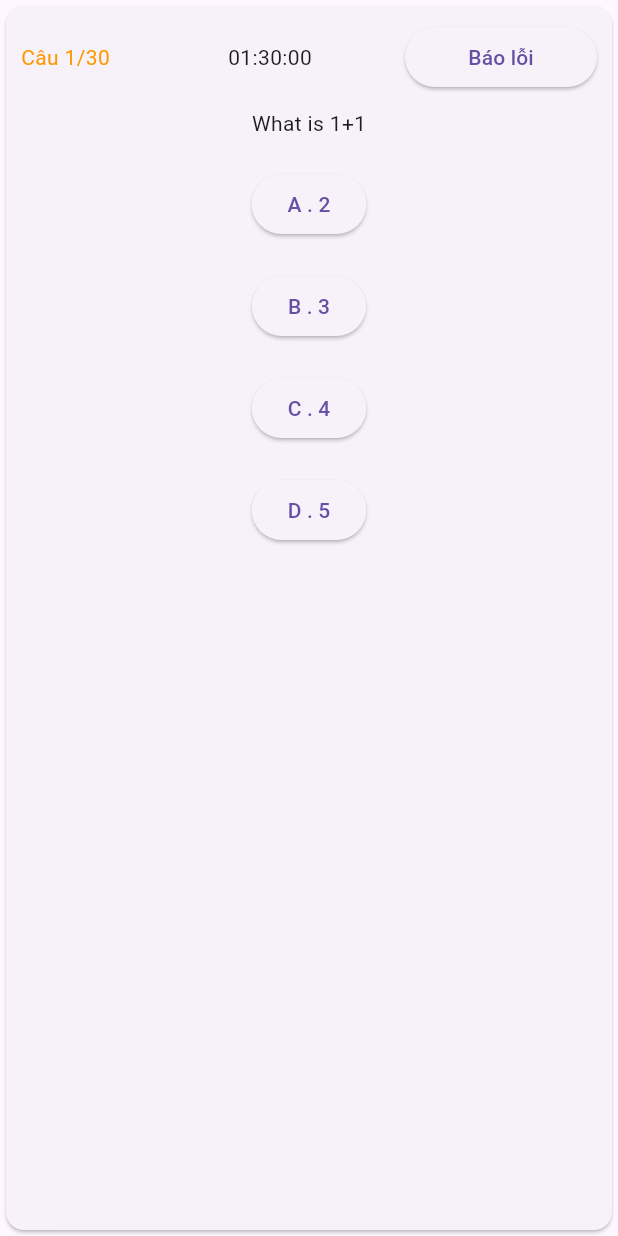
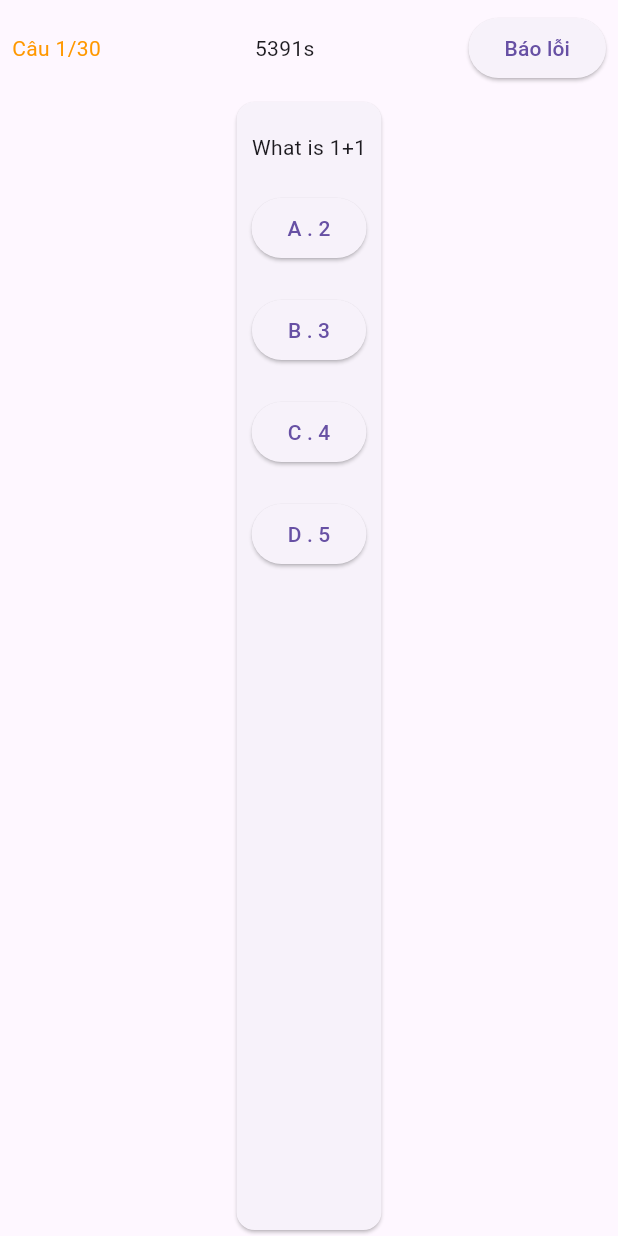
Before and after one commit to nhson26122004/StatefulTest, a Flutter app: the screen it shows after launch, after a tap on "Báo lỗi", on a phone screen of 412 x 824 dp. Run offline on Flutter 3.47's test engine with Material 3 defaults, Android fonts, the phone set to English and light mode, and no system bars.

```diff
--- a/lib/QuestionListWidget.dart
+++ b/lib/QuestionListWidget.dart
@@ -1,3 +1,4 @@
+import 'dart:async';
 import 'package:flutter/material.dart';
 import 'package:myapp/Attempt.dart';
 import 'package:myapp/AttemptData.dart';
@@ -8,46 +9,49 @@ import 'package:myapp/ResultWidget.dart';
 import 'package:myapp/SelectedAnswer.dart';
 
 class QuestionListWidget extends StatefulWidget {
-  late String examId;
+  final String examId;
+  final int duration;
 
-  QuestionListWidget(this.examId);
+  const QuestionListWidget(this.examId, this.duration, {Key? key}) : super(key: key);
 
-// Suggested code may be subject to a license. Learn more: ~LicenseLog:3295237514.
   @override
-  State<StatefulWidget> createState() {
-    return _QuestionListWidget(examId);
-  }
+  State<QuestionListWidget> createState() => _QuestionListWidgetState();
 }
 
-class _QuestionListWidget extends State<QuestionListWidget> {
-  late List<Question> questions;
+class _QuestionListWidgetState extends State<QuestionListWidget> {
+  late List<Question> questions;// 0-29
   late Map<int, SelectedAnswer> selectedAnswersMap;
   late int indexOfQuestion;
   late Attempt attempt;
+  late int remainingSeconds;
+  Timer? _timer;
 
-  _QuestionListWidget(examId) {
-    questions = QuestionData().getQuestionsByExamId(examId);
+  @override
+  void initState() {
+    super.initState();
+    questions = QuestionData().getQuestionsByExamId(widget.examId);
     selectedAnswersMap = {};
     indexOfQuestion = 0;
-    attempt = Attempt(questions, selectedAnswersMap.values.toList(), examId);
+    attempt = Attempt(questions, [], widget.examId);
+    remainingSeconds = widget.duration;
+    _startCountdown();
   }
 
   @override
-  void initState() {
-    questions = QuestionData().getQuestionsByExamId(attempt.examId);
-    selectedAnswersMap = {};
-    indexOfQuestion = 0;
-    super.initState();
+  void dispose() {
+    _timer?.cancel();
+    super.dispose();
   }
 
-  void onSelect(String selecteLabel, Question question) {
+  void onSelect(String selectedLabel, Question question) {
     setState(() {
       selectedAnswersMap[indexOfQuestion] = SelectedAnswer(
-          questionId: question.questionId,
-          selectedAnswer: selecteLabel,
-          examId: '',
-          isCorrect: false);
-      if (question.number < 30 + 1) {
+        questionId: question.questionId,
+        selectedAnswer: selectedLabel,
+        examId: widget.examId,
+        isCorrect: false,
+      );
+      if (indexOfQuestion < 30) {
         indexOfQuestion++;
       }
     });
@@ -61,11 +65,45 @@ class _QuestionListWidget extends State<QuestionListWidget> {
     }
 
     return Scaffold(
-      body: SafeArea(
-        child: (indexOfQuestion < 30)
-            ? QuestionCardWidget(questions[indexOfQuestion], onSelect)
-            : ResultWidget(attempt),
+      body: Column(
+        children: [
+          Padding(
+            padding: const EdgeInsets.all(8.0),
+            child: Row(
+              mainAxisAlignment: MainAxisAlignment.spaceBetween,
+              children: [
+                Text(
+                  'Câu ${indexOfQuestion + 1}/30',
+                  style: TextStyle(color: Colors.orange),
+                ),
+                Text('${remainingSeconds}s'),
+                ElevatedButton(
+                  onPressed: () {},
+                  child: Text("Báo lỗi"),
+                ),
+              ],
+            ),
+          ),
+          Expanded(
+            child: (indexOfQuestion < 30)
+                ? QuestionCardWidget(questions[indexOfQuestion], onSelect)
+                : ResultWidget(attempt),
+          ),
+        ],
       ),
     );
   }
+
+  void _startCountdown() {
+    _timer = Timer.periodic(Duration(seconds: 1), (timer) {
+      setState(() {
+        if (remainingSeconds > 0) {
+          remainingSeconds--;
+        } else {
+          _timer?.cancel();
+          // Có thể thêm logic khi hết giờ ở đây
+        }
+      });
+    });
+  }
 }
--- a/lib/QuesttionCardWidget.dart
+++ b/lib/QuesttionCardWidget.dart
@@ -16,26 +16,6 @@ class QuestionCardWidget extends StatelessWidget {
         padding: const EdgeInsets.all(10),
         child: Column(
           children: [
-            Row(
-              children: [
-                Expanded(
-                  child: Text(
-                    'Câu ' + question.number.toString() + '/30',
-                    style: TextStyle(color: Colors.orange),
-                  ),
-                ),
-                Expanded(
-                  child: Container(
-                    padding: EdgeInsets.only(right: 10, left: 10),
-                    child: Text("01:30:00"),
-                  ),
-                ),
-                Expanded(
-                  child: ElevatedButton(
-                      onPressed: () => {}, child: Text("Báo lỗi")),
-                )
-              ],
-            ),
             SizedBox(height: 10),
             Column(
               children: [
--- a/lib/ResultWidget.dart
+++ b/lib/ResultWidget.dart
@@ -118,7 +118,7 @@ class ResultWidget extends StatelessWidget {
   void retakeExam(BuildContext context, String examId) {
     Navigator.push(
       context,
-      MaterialPageRoute(builder: (context) => QuestionListWidget(examId)),
+      MaterialPageRoute(builder: (context) => QuestionListWidget(examId,90*60)),
     );
   }
 }
--- /dev/null
+++ b/lib/Subject.dart
@@ -0,0 +1 @@
+enum Subject { MATH, PHYSICS, CHEMISTRY }
--- a/lib/main.dart
+++ b/lib/main.dart
@@ -1,9 +1,11 @@
 import 'package:flutter/material.dart';
 import 'package:myapp/CountdownWidget%20.dart';
+import 'package:myapp/Exam.dart';
 import 'package:myapp/QuestionListWidget.dart';
+import 'package:myapp/Subject.dart';
 
 void main() {
   runApp(MaterialApp(
-    home: QuestionListWidget('SGDVDT-HD-Toan-20/12'),
+    home: QuestionListWidget('SGDVDT-HD-Toan-20/12', 90*60),
   ));
 }
```
Also changed, not shown: lib/Exam.dart (+16 -5 lines).
